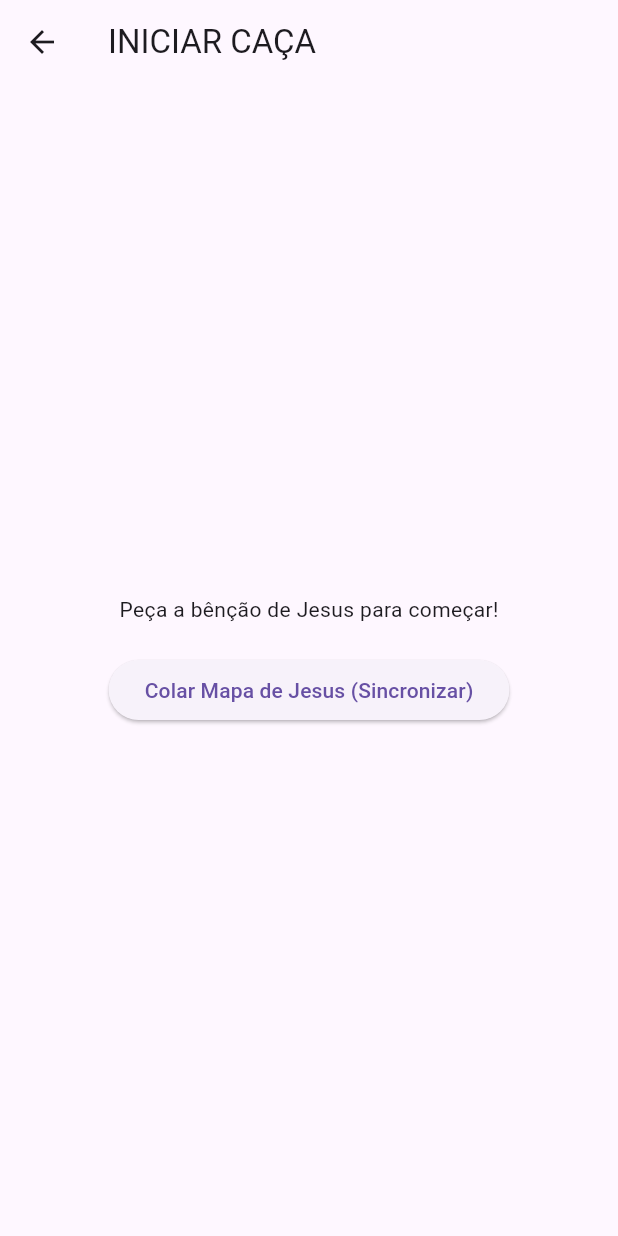
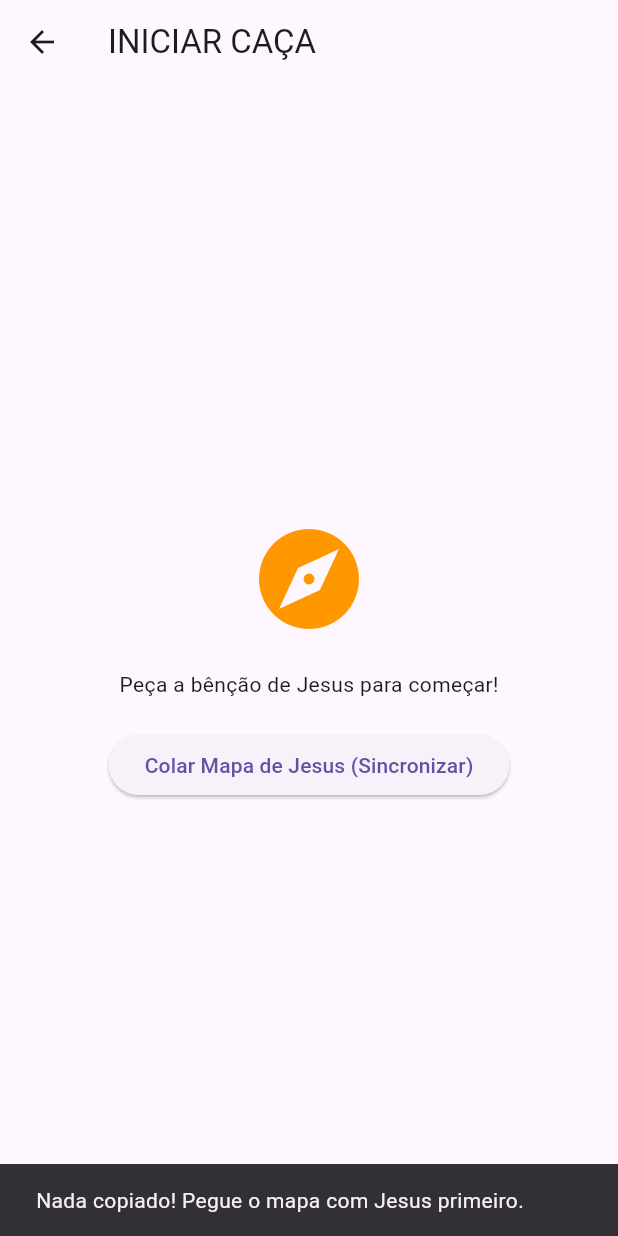
Before and after one commit to HonoravelMacho/matmon, a Flutter app: the HunterScreen screen opened directly, after a tap on "Colar Mapa de Jesus (Sincronizar)", on a phone screen of 412 x 824 dp. Run offline on Flutter 3.47's test engine with Material 3 defaults, Android fonts, the phone set to English and light mode, and no system bars; our stand-ins replace qr_flutter; missing offline and left inert: mobile_scanner.

Commit message:
Fix: Corrigindo chamada de reset para resetGame no HunterScreen

```diff
--- a/lib/presentation/screens/hunter_screen.dart
+++ b/lib/presentation/screens/hunter_screen.dart
@@ -32,7 +32,6 @@ class HunterScreen extends StatelessWidget {
               onPressed: () => _openScanner(context, game),
             ),
             SizedBox(height: 10),
-            // Botão para simular o escaneamento via teclado (Teste 1 celular)
             TextButton(
               onPressed: () => _simulateScan(context, game),
               child: Text("Simular Escaneamento (Digitar Código)"),
@@ -50,14 +49,19 @@ class HunterScreen extends StatelessWidget {
         child: Column(
           mainAxisAlignment: MainAxisAlignment.center,
           children: [
+            Icon(Icons.explore, size: 80, color: Colors.orange),
+            SizedBox(height: 20),
             Text("Peça a bênção de Jesus para começar!"),
             SizedBox(height: 20),
             ElevatedButton(
               onPressed: () async {
                 ClipboardData? data = await Clipboard.getData('text/plain');
                 if (data?.text != null) {
-                  // Por enquanto, forçamos a Equipe 1 no teste
                   game.startHunterGame(data!.text!, 1);
+                } else {
+                  ScaffoldMessenger.of(context).showSnackBar(
+                    SnackBar(content: Text("Nada copiado! Pegue o mapa com Jesus primeiro."))
+                  );
                 }
               },
               child: Text("Colar Mapa de Jesus (Sincronizar)"),
@@ -105,7 +109,10 @@ class HunterScreen extends StatelessWidget {
             Icon(Icons.emoji_events, size: 100, color: Colors.amber),
             Text("TESOURO ENCONTRADO!", style: TextStyle(fontSize: 24, fontWeight: FontWeight.bold)),
             SizedBox(height: 20),
-            ElevatedButton(onPressed: () => game.reset(), child: Text("Voltar ao Início")),
+            ElevatedButton(
+              onPressed: () => game.resetGame(),
+              child: Text("Voltar ao Início")
+            ),
           ],
         ),
       ),
@@ -137,7 +144,7 @@ class HunterScreen extends StatelessWidget {
       context: context,
       builder: (ctx) => AlertDialog(
         title: Text("Simular QR Físico"),
-        content: TextField(controller: ctrl, decoration: InputDecoration(hintText: "Ex: 111 (Cifra de AGUA)")),
+        content: TextField(controller: ctrl, decoration: InputDecoration(hintText: "Digite a cifra da palavra")),
         actions: [
           ElevatedButton(onPressed: () {
             game.validateQr(ctrl.text);
```
